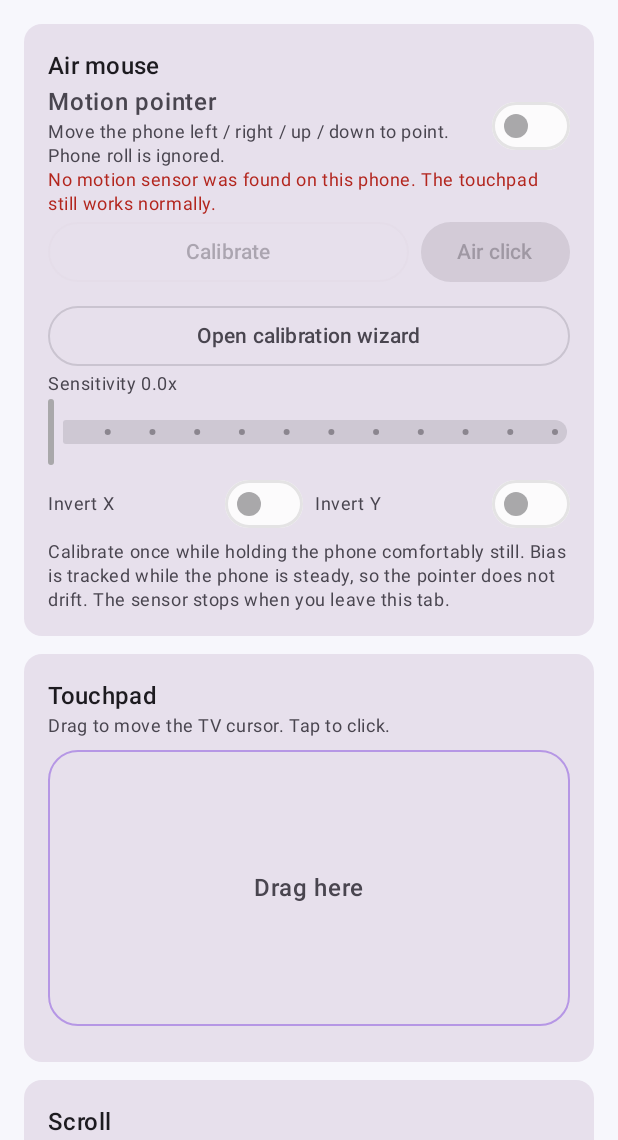
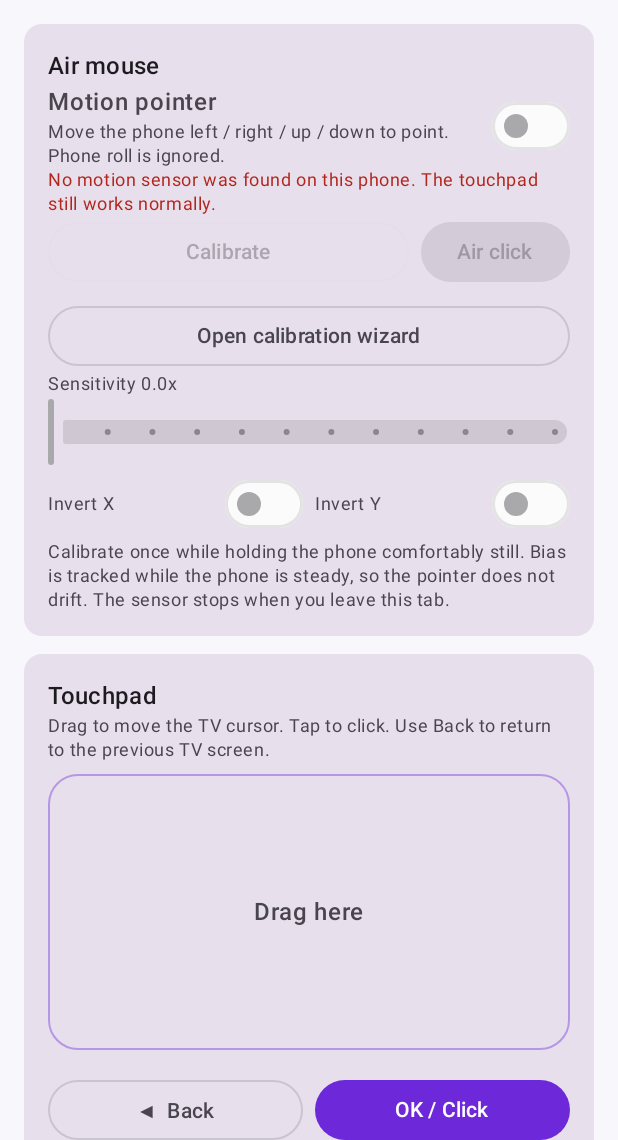
Before and after one commit to janakiammanike/luma-gallery, an Android app built with Jetpack Compose: the CursorScreen screen opened through its navigation route, on a phone screen of 412 x 824 dp, the part 96-1236 px from its top. Run offline under Robolectric (Android 15) with nearby library versions, the phone set to English and light mode, and no system bars; 17 statements that could not run were skipped.

Commit message:
Add Back and OK buttons beside the Cursor screen touchpad

```diff
--- a/tvremote2/src/main/java/com/luma/tvremote2/feature/cursor/CursorScreen.kt
+++ b/tvremote2/src/main/java/com/luma/tvremote2/feature/cursor/CursorScreen.kt
@@ -171,7 +171,7 @@ fun CursorScreen(
 
         SectionCard("Touchpad") {
             Text(
-                "Drag to move the TV cursor. Tap to click.",
+                "Drag to move the TV cursor. Tap to click. Use Back to return to the previous TV screen.",
                 style = MaterialTheme.typography.bodySmall,
                 color = MaterialTheme.colorScheme.onSurfaceVariant
             )
@@ -220,6 +220,23 @@ fun CursorScreen(
                     color = MaterialTheme.colorScheme.onSurfaceVariant,
                     fontWeight = FontWeight.Medium
                 )
+            }
+            Row(
+                modifier = Modifier.fillMaxWidth().padding(top = 8.dp),
+                horizontalArrangement = Arrangement.spacedBy(8.dp)
+            ) {
+                OutlinedButton(
+                    onClick = { vm.button("BACK") },
+                    modifier = Modifier.weight(1f)
+                ) {
+                    Text("◀  Back")
+                }
+                Button(
+                    onClick = vm::clickPointer,
+                    modifier = Modifier.weight(1f)
+                ) {
+                    Text("OK / Click")
+                }
             }
         }
 
```
